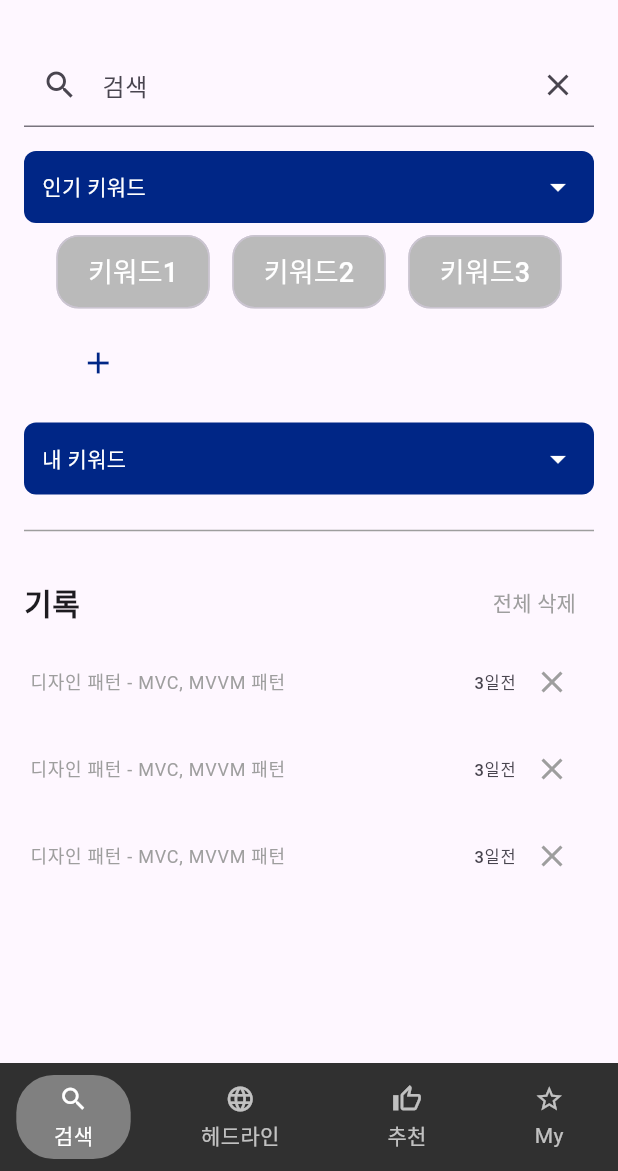
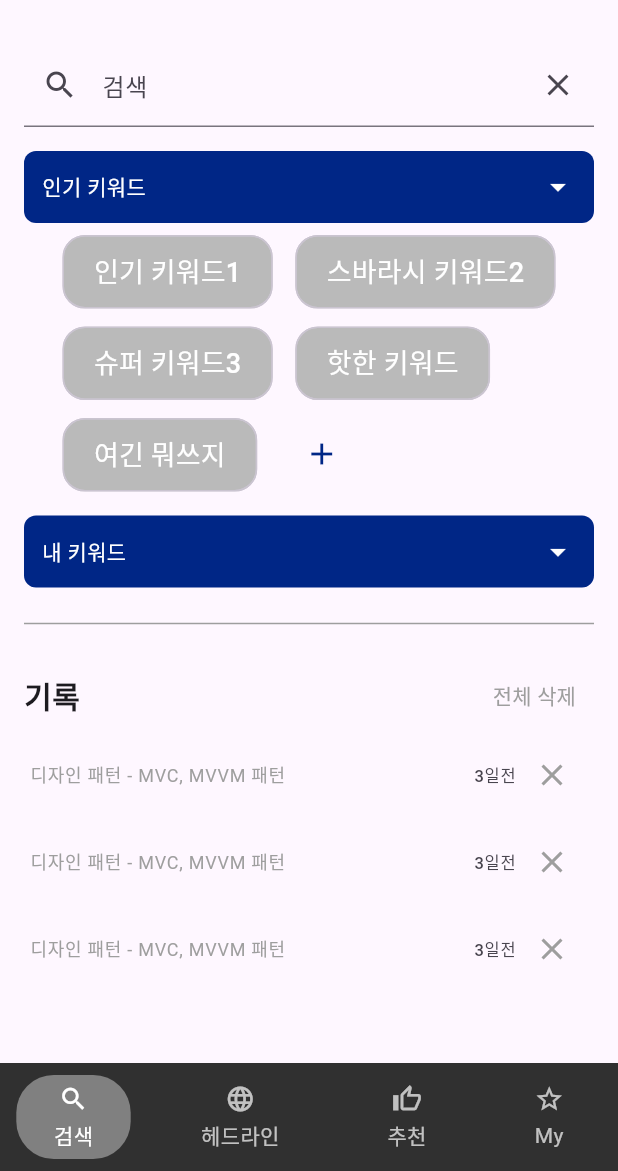
Before and after one commit to Indwoo/defee-frontend, a Flutter app: the Search screen opened by its route, after a tap on "인기 키워드", on a phone screen of 412 x 824 dp, the part 65-1236 px from its top. Run offline on Flutter 3.47's test engine with Material 3 defaults, Android fonts, the phone set to English and light mode, and no system bars; Roboto replaces fonts that are missing (Pretendard).

Commit message:
[Feat] set keywords animation

```diff
--- a/defeefront/lib/screens/search/search.dart
+++ b/defeefront/lib/screens/search/search.dart
@@ -4,7 +4,8 @@ import '../../widgets/footer.dart';
 import '../../widgets/header.dart';
 import '../../screens/search/widgets/search_bar.dart';
 
-class Search extends StatefulWidget { // StatefulWidget으로 변경
+class Search extends StatefulWidget {
+  // Stateless -> StatefulWidget으로 변경
   const Search({super.key});
 
   @override
@@ -12,13 +13,13 @@ class Search extends StatefulWidget { // StatefulWidget으로 변경
 }
 
 class _SearchState extends State<Search> {
-  String? selectedKeyword;  //인기 키워드 선택 여부
-  String? selectedMyKeyword;  //내 키워드 선택 여부
+  String? selectedKeyword; //인기 키워드 선택 여부
+  String? selectedMyKeyword; //내 키워드 선택 여부
   bool showPopularKeywords = false; // 인기 키워드 칩 표시 여부
   bool showMyKeywords = false; // 내 키워드 칩 표시 여부
 
   // Dummy Data
-  final List<String> popularKeywords = ['키워드1', '키워드2', '키워드3'];
+  final List<String> popularKeywords = ['인기 키워드1', '스바라시 키워드2', '슈퍼 키워드3', '핫한 키워드', '여긴 뭐쓰지'];
   final List<String> myKeywords = ['내 키워드1', '백엔드 내 키워드2', '내꺼 키워드3', '내 키워드4'];
 
   @override
@@ -59,39 +60,58 @@ class _SearchState extends State<Search> {
                 ),
               ),
             ),
-            if (showPopularKeywords) ...[
-              SizedBox(height: 8.0),
+            AnimatedSize(
+              duration: const Duration(milliseconds: 200), // 애니메이션 지속 시간
+              curve: Curves.easeInOut, // 애니메이션 곡선
+              child: Container(
+                height: showPopularKeywords ? null : 0, // 높이 설정
+                child: showPopularKeywords
+                    ? Column(
+                  // Column을 사용하여 칩과 빈 공간을 정렬
+                  children: [
+                    SizedBox(height: 8.0), // 위쪽 빈 공간 추가
                     Wrap(
                       spacing: 15.0, // 칩 수평 간격
                       runSpacing: 12.0, // 칩 수직 간격
                       children: [
-                  // myKeywords 리스트에 있는 각 요소에 대해 칩 생성
                         ...popularKeywords.map((keyword) {
                           return Chip(
                             label: Text(
                               keyword,
-                        style: TextStyle(color: Colors.white, fontSize: 18.0),
+                              style: TextStyle(
+                                  color: Colors.white, fontSize: 18.0),
                             ),
-                      padding: EdgeInsets.symmetric(horizontal: 12.0, vertical: 10.0), // 패딩 조정
+                            padding: EdgeInsets.symmetric(
+                                horizontal: 12.0,
+                                vertical: 10.0), // 패딩 조정
                             backgroundColor: Color(0xffBABABA), // 칩 배경색
                             shape: RoundedRectangleBorder(
-                        borderRadius: BorderRadius.circular(15.0), // 모서리 둥글게
+                              borderRadius: BorderRadius.circular(15.0),
+                              // 모서리 둥글게
                               side: BorderSide.none, // 외곽선 제거
                             ),
                           );
                         }).toList(),
                         IconButton(
-                    icon: Icon(Icons.add, color: Color(0xff002686)), // '+' 아이콘
+                          icon: Icon(Icons.add, color: Color(0xff002686)),
+                          // '+' 아이콘
                           onPressed: () {
-                      // TBD : '+' 아이콘 클릭
+                            // TODO: '+' 아이콘 클릭
                           },
-                    color: Color(0xff002686), // 아이콘 배경색
-                    padding: EdgeInsets.symmetric(horizontal: 16.0, vertical: 10.0), // 패딩 조정
+                          color: Color(0xff002686),
+                          // 아이콘 배경색
+                          padding: EdgeInsets.symmetric(
+                              horizontal: 16.0, vertical: 10.0),
+                          // 패딩 조정
                           constraints: BoxConstraints(), // 크기 조정
                         ),
                       ],
                     ),
                   ],
+                )
+                    : SizedBox.shrink(), // 표시하지 않을 때 빈 공간을 차지하지 않도록
+              ),
+            ),
 
             SizedBox(height: 16.0),
 
@@ -120,39 +140,58 @@ class _SearchState extends State<Search> {
                 ),
               ),
             ),
-            if (showMyKeywords) ...[
-              SizedBox(height: 8.0),
+            AnimatedSize(
+              duration: const Duration(milliseconds: 200), // 애니메이션 지속 시간
+              curve: Curves.easeInOut, // 애니메이션 곡선
+              child: Container(
+                height: showMyKeywords ? null : 0, // 높이 설정
+                child: showMyKeywords
+                    ? Column(
+                        // Column을 사용하여 칩과 빈 공간을 정렬
+                        children: [
+                          SizedBox(height: 8.0), // 위쪽 빈 공간 추가
                           Wrap(
                             spacing: 15.0, // 칩 수평 간격
                             runSpacing: 12.0, // 칩 수직 간격
                             children: [
-                  // myKeywords 리스트에 있는 각 요소에 대해 칩 생성
                               ...myKeywords.map((keyword) {
                                 return Chip(
                                   label: Text(
                                     keyword,
-                        style: TextStyle(color: Colors.white, fontSize: 18.0),
+                                    style: TextStyle(
+                                        color: Colors.white, fontSize: 18.0),
                                   ),
-                      padding: EdgeInsets.symmetric(horizontal: 12.0, vertical: 10.0), // 패딩 조정
+                                  padding: EdgeInsets.symmetric(
+                                      horizontal: 12.0,
+                                      vertical: 10.0), // 패딩 조정
                                   backgroundColor: Color(0xffBABABA), // 칩 배경색
                                   shape: RoundedRectangleBorder(
-                        borderRadius: BorderRadius.circular(15.0), // 모서리 둥글게
+                                    borderRadius: BorderRadius.circular(15.0),
+                                    // 모서리 둥글게
                                     side: BorderSide.none, // 외곽선 제거
                                   ),
                                 );
                               }).toList(),
                               IconButton(
-                    icon: Icon(Icons.add, color: Color(0xff002686)), // '+' 아이콘
+                                icon: Icon(Icons.add, color: Color(0xff002686)),
+                                // '+' 아이콘
                                 onPressed: () {
-                      // TBD : '+' 아이콘 클릭
+                                  // TODO: '+' 아이콘 클릭
                                 },
-                    color: Color(0xff002686), // 아이콘 배경색
-                    padding: EdgeInsets.symmetric(horizontal: 16.0, vertical: 10.0), // 패딩 조정
+                                color: Color(0xff002686),
+                                // 아이콘 배경색
+                                padding: EdgeInsets.symmetric(
+                                    horizontal: 16.0, vertical: 10.0),
+                                // 패딩 조정
                                 constraints: BoxConstraints(), // 크기 조정
                               ),
                             ],
                           ),
                         ],
+                      )
+                    : SizedBox.shrink(), // 표시하지 않을 때 빈 공간을 차지하지 않도록
+              ),
+            ),
 
             SizedBox(height: 16.0),
 
@@ -186,11 +225,7 @@ class _SearchState extends State<Search> {
           ],
         ),
       ),
-
-
-
       bottomNavigationBar: Footer(),
-
     );
   }
 }
```
Lines whose indentation alone changed are shown as unchanged.
